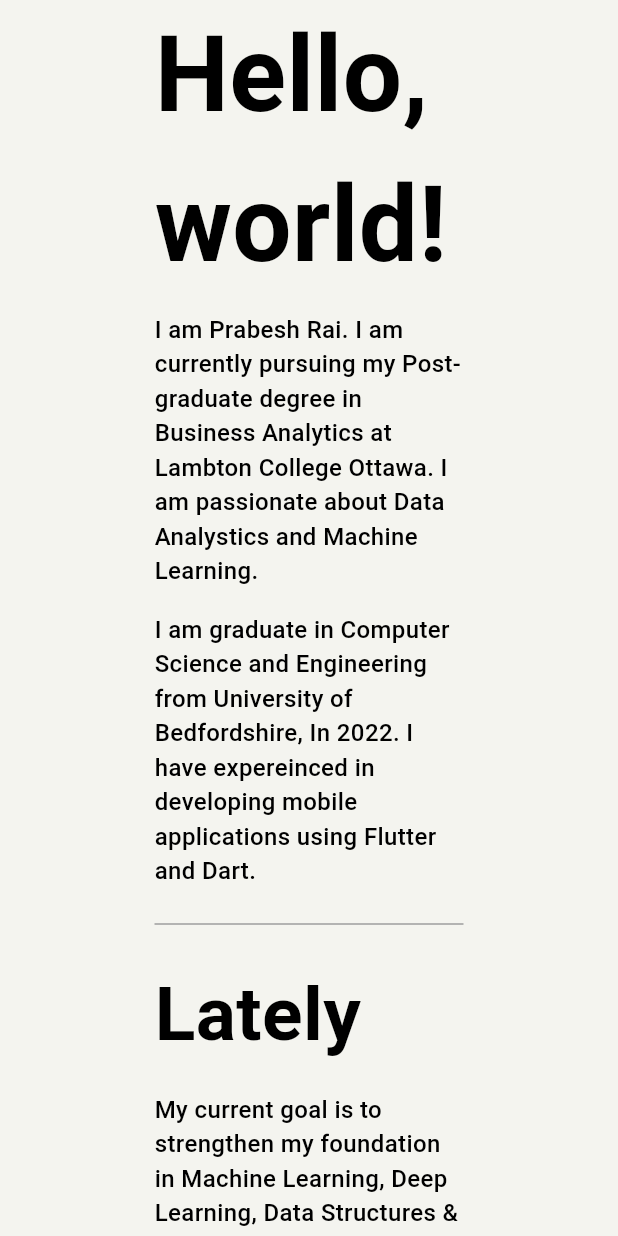
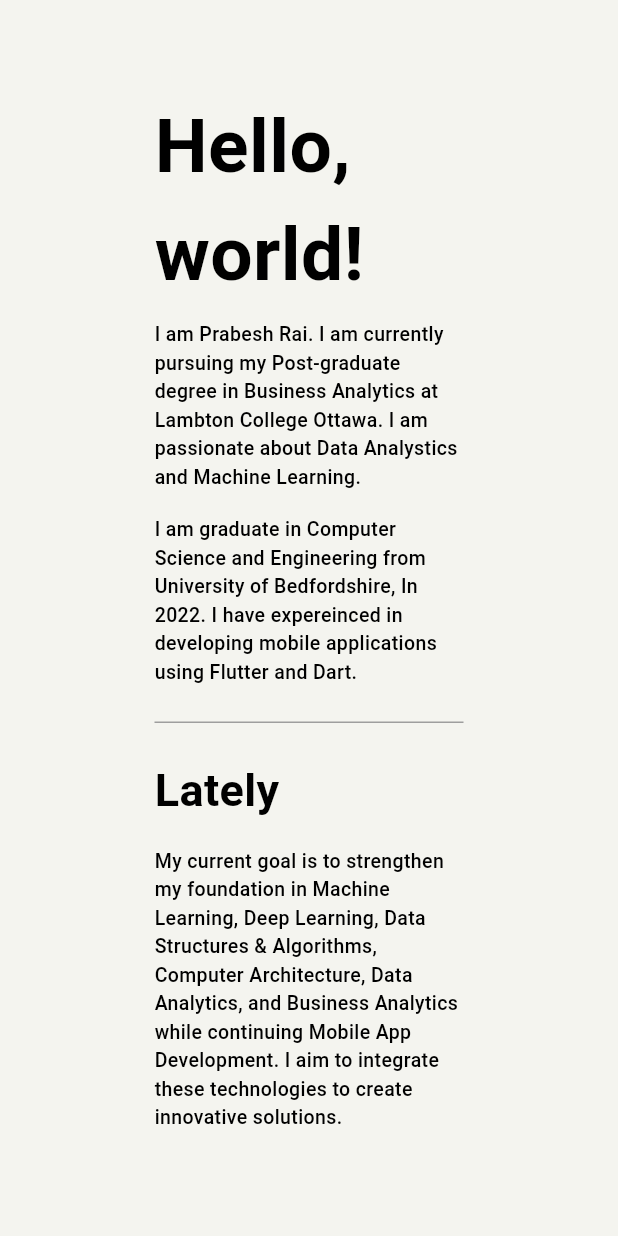
Before and after one commit to Prabesh789/Website, a Flutter app: the AboutSection widget shown alone on an empty page, opened directly, on a phone screen of 412 x 824 dp. Run offline on Flutter 3.47's test engine with Material 3 defaults, Android fonts, the light colour scheme and no system bars; our stand-ins replace auto_route, flutter_svg, google_fonts, responsive_builder, scrollable_positioned_list; missing offline and left inert: font_awesome_icon_class; Roboto replaces fonts that are missing (Montserrat).

Commit message:
feat: Ui for tablet fixed

```diff
--- a/lib/presentation/views/desktop_view/about/about_section.dart
+++ b/lib/presentation/views/desktop_view/about/about_section.dart
@@ -25,7 +25,10 @@ class _AboutSectionState extends State<AboutSection> {
             width: width * 0.5,
             child: Text(
               "Hello, world!",
-              style: TextStyle(fontSize: 70, fontWeight: FontWeight.bold),
+              style: TextStyle(
+                fontSize: MediaQuery.of(context).size.width > 760 ? 70 : 50,
+                fontWeight: FontWeight.bold,
+              ),
             ),
           ),
           Padding(
@@ -34,7 +37,9 @@ class _AboutSectionState extends State<AboutSection> {
               width: width * 0.5,
               child: Text(
                 "I am Prabesh Rai. I am currently pursuing my Post-graduate degree in Business Analytics at Lambton College Ottawa. I am passionate about Data Analystics and Machine Learning.",
-                style: TextStyle(fontSize: 16),
+                style: TextStyle(
+                  fontSize: MediaQuery.of(context).size.width > 760 ? 16 : 13,
+                ),
               ),
             ),
           ),
@@ -44,7 +49,9 @@ class _AboutSectionState extends State<AboutSection> {
               width: width * 0.5,
               child: Text(
                 "I am graduate in Computer Science and Engineering from University of Bedfordshire, In 2022. I have expereinced in developing mobile applications using Flutter and Dart.",
-                style: TextStyle(fontSize: 16),
+                style: TextStyle(
+                  fontSize: MediaQuery.of(context).size.width > 760 ? 16 : 13,
+                ),
               ),
             ),
           ),
@@ -58,7 +65,10 @@ class _AboutSectionState extends State<AboutSection> {
               width: width * 0.5,
               child: Text(
                 "Lately",
-                style: TextStyle(fontSize: 50, fontWeight: FontWeight.bold),
+                style: TextStyle(
+                  fontSize: MediaQuery.of(context).size.width > 760 ? 50 : 30,
+                  fontWeight: FontWeight.bold,
+                ),
               ),
             ),
           ),
@@ -68,7 +78,9 @@ class _AboutSectionState extends State<AboutSection> {
               width: width * 0.5,
               child: Text(
                 "My current goal is to strengthen my foundation in Machine Learning, Deep Learning, Data Structures & Algorithms, Computer Architecture, Data Analytics, and Business Analytics while continuing Mobile App Development. I aim to integrate these technologies to create innovative solutions.",
-                style: TextStyle(fontSize: 16),
+                style: TextStyle(
+                  fontSize: MediaQuery.of(context).size.width > 760 ? 16 : 13,
+                ),
               ),
             ),
           ),
--- a/lib/presentation/views/desktop_view/project_section/project_section.dart
+++ b/lib/presentation/views/desktop_view/project_section/project_section.dart
@@ -55,7 +55,9 @@ class _ProjectSectionState extends State<ProjectSection> {
               width: width * 0.5,
               child: Text(
                 "My portfolio includes Mobile App Development and Research Projects, Data Analysis Projects that I've contributed to or created personally.",
-                style: TextStyle(fontSize: 15),
+                style: TextStyle(
+                  fontSize: MediaQuery.of(context).size.width > 760 ? 15 : 13,
+                ),
                 textAlign: TextAlign.center,
               ),
             ),
--- a/lib/presentation/views/main_view.dart
+++ b/lib/presentation/views/main_view.dart
@@ -19,15 +19,12 @@ class _MyWidgetState extends State<MainView> {
         if (sizingInformation.deviceScreenType == DeviceScreenType.desktop) {
           return DesktopView();
         }
-
         if (sizingInformation.deviceScreenType == DeviceScreenType.tablet) {
           return DesktopView();
         }
-
         if (sizingInformation.deviceScreenType == DeviceScreenType.mobile) {
           return Container(color: Colors.yellow);
         }
-
         return Container(color: Colors.purple);
       },
     );
```
Also changed, not shown: lib/presentation/views/desktop_view/contact_section/contact_section.dart (+16 -1 lines), lib/presentation/views/desktop_view/main_section/main_section.dart (+4 -4 lines), lib/presentation/views/mobille_view/mobile_view.dart (added, +16 -0 lines).
